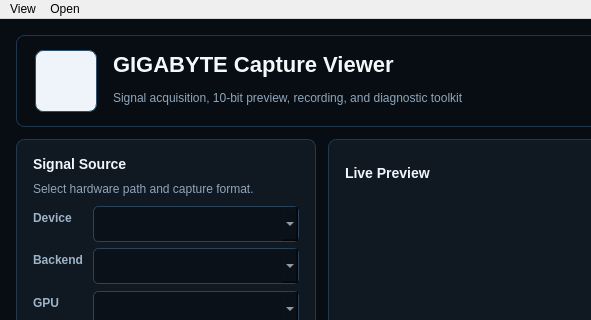
This is apps/qt6_viewer/mainwindow.ui in MarquezLin/Gcapture_qt6_srcroot as Qt 5 draws it before an edit; both pictures show x 0 to 591 and y 0 to 320 of the 1180 by 680 pixel window. The edited form follows.
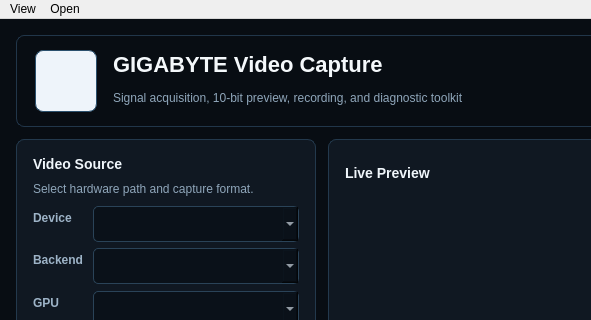
This is the edited form. Icons and pictures are not drawn.

Commit message:
Improve TIFF inspector viewer and metadata display
- Add TIFF pixel hover readout with source-aware labels
- Add Ctrl+wheel zoom and middle-button pan
- Preserve TIFF preview aspect ratio
- Simplify TIFF info panel to factual metadata
- Remove dithering controls and heuristic conclusions
- Reduce viewer diagnostics to renderer and 10-bit output status

Diff of the .ui file:
```diff
--- a/apps/qt6_viewer/mainwindow.ui
+++ b/apps/qt6_viewer/mainwindow.ui
@@ -274,7 +274,7 @@
          <item>
           <widget class="QLabel" name="appTitle">
            <property name="text">
-            <string>GIGABYTE Capture Viewer</string>
+            <string>GIGABYTE Video Capture</string>
            </property>
           </widget>
          </item>
@@ -354,7 +354,7 @@
          <item>
           <widget class="QLabel" name="sectionTitle">
            <property name="text">
-            <string>Signal Source</string>
+            <string>Video Source</string>
            </property>
           </widget>
          </item>
```
Left out of the diff: 2 changed lines with no effect on the pictures. The commit also changes 7 other files.
